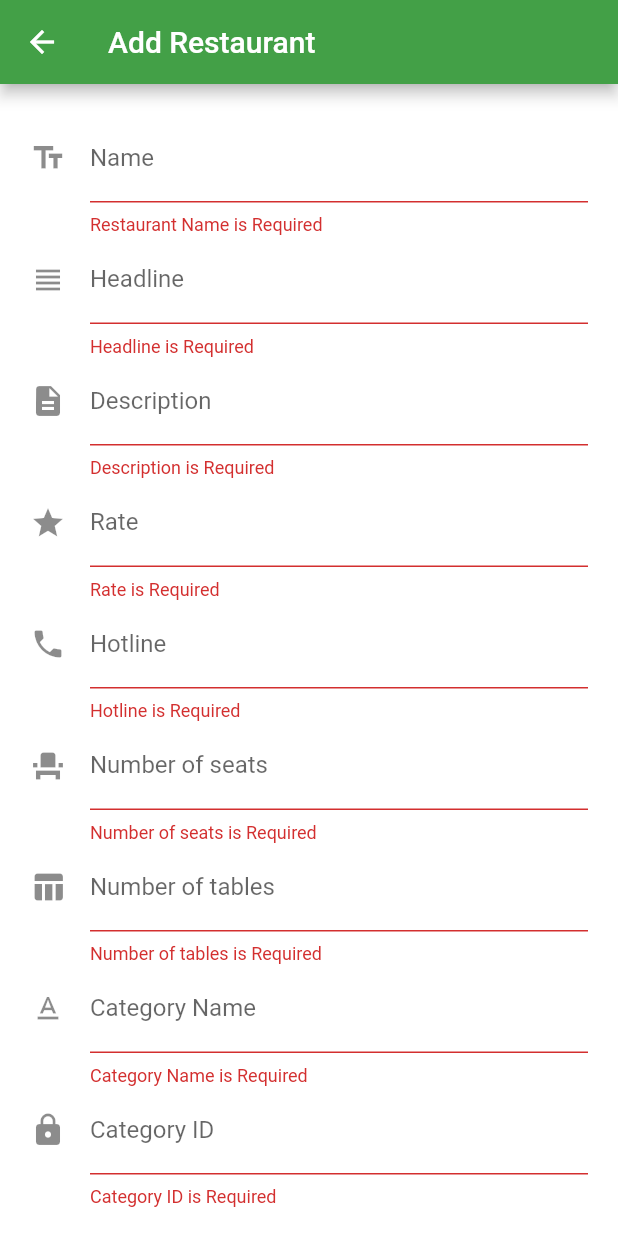
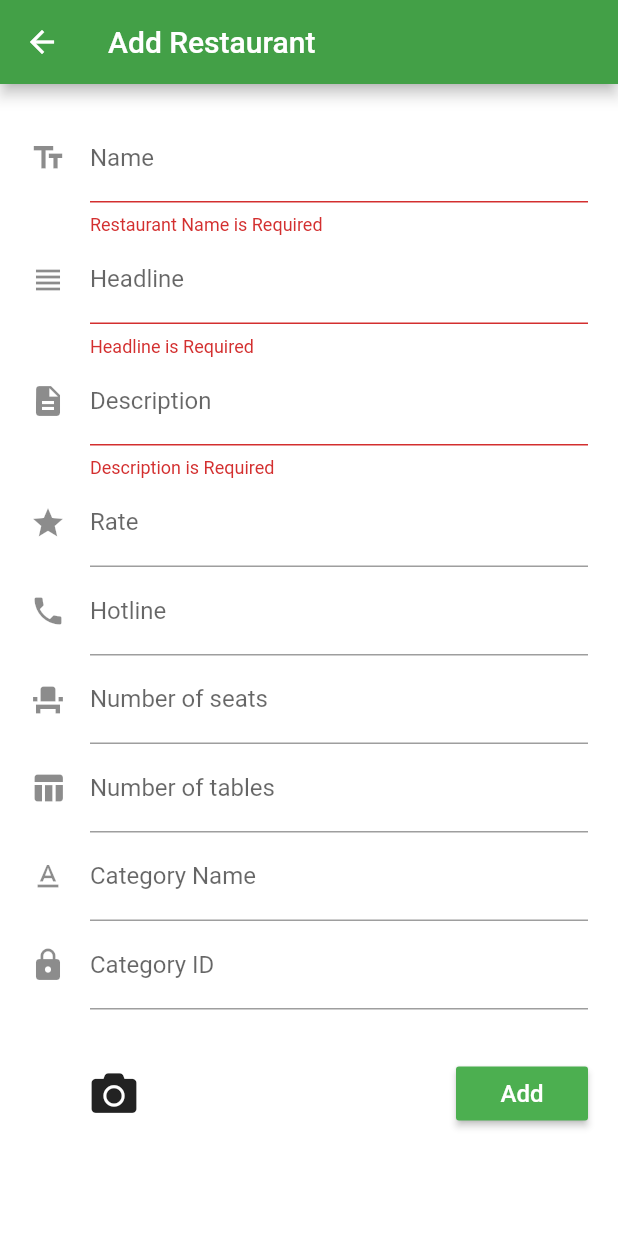
Before and after one commit to ayamohamed99/E-commerce-vendor, a Flutter app: the AddForm screen opened directly, after a tap on "Add", on a phone screen of 412 x 824 dp. Run offline on Flutter 3.47's test engine with Material 2 defaults, Android fonts, the phone set to English and light mode, and no system bars; our stand-ins replace cloud_firestore, firebase_auth, firebase_storage, flutter_spinkit, font_awesome_flutter, image_picker and 1 more; accounts and stored records are empty.

```diff
--- a/lib/Screens/home/addform.dart
+++ b/lib/Screens/home/addform.dart
@@ -93,11 +93,9 @@ class _AddFormState extends State<AddForm> {
       initialValue: rate,
       decoration: InputDecoration(labelText: 'Rate', icon: Icon(Icons.star)),
       // ignore: missing_return
-      validator: (String value) {
-        if (value.isEmpty) {
-          return 'Rate is Required';
-        }
-      },
+     validator: (val) => int.parse(val) >= 5
+                                ? 'rate have to be 5 or less '
+                                : null,
       onChanged: (value) {
         setState(() {
           rate = value;
@@ -241,12 +239,10 @@ class _AddFormState extends State<AddForm> {
       initialValue: numSeats,
       decoration: InputDecoration(
           labelText: 'Number of seats', icon: Icon(Icons.event_seat)),
+          validator: (val) => int.parse(val) >= 6
+                                ? 'Number of seats less than 6 '
+                                : null,
       // ignore: missing_return
-      validator: (String value) {
-        if (value.isEmpty) {
-          return 'Number of seats is Required';
-        }
-      },
       onChanged: (value) {
         setState(() {
           numSeats = value;
@@ -263,11 +259,9 @@ class _AddFormState extends State<AddForm> {
       decoration: InputDecoration(
           labelText: 'Number of tables', icon: Icon(Icons.table_chart)),
       // ignore: missing_return
-      validator: (String value) {
-        if (value.isEmpty) {
-          return 'Number of tables is Required';
-        }
-      },
+     validator: (val) => int.parse(val) >= 4
+                                ? 'Number of tables less than 4 '
+                                : null,
       onChanged: (value) {
         setState(() {
           numTables = value;
```
